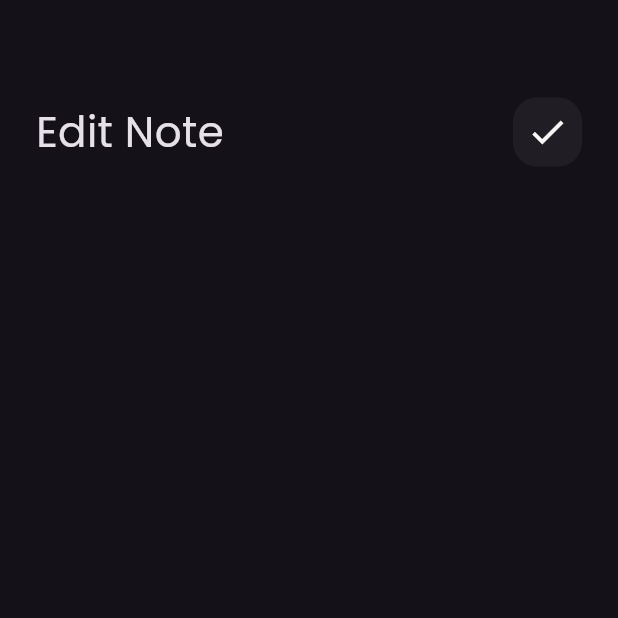
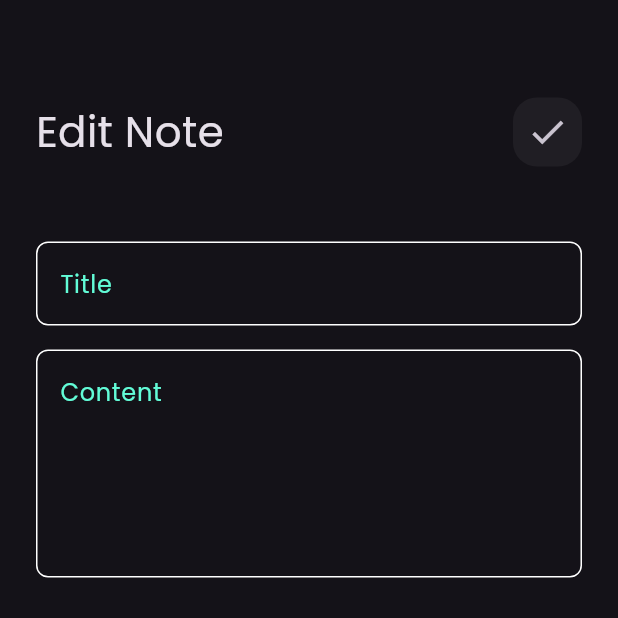
Before and after one commit to AsmaelMohamed2023/NotesApp, a Flutter app: the EditNoteView screen opened directly, on a phone screen of 412 x 824 dp, the top half of it. Run offline on Flutter 3.47's test engine with Material 3 defaults, Android fonts, the phone set to English and light mode, and no system bars; our stand-ins replace font_awesome_flutter.

Commit message:
add text field on edit note view and finish ui

```diff
--- a/lib/views/widget/custom_search_icon.dart
+++ b/lib/views/widget/custom_search_icon.dart
@@ -13,9 +13,12 @@ class CustomSearchIcon extends StatelessWidget {
         borderRadius: const BorderRadius.all(Radius.circular(16)),
       ),
       child: Center(
-        child: Icon(
-          icon,
-          size: 28,
+        child: IconButton(
+          onPressed: () {},
+          icon: Icon(
+            icon,
+            size: 28,
+          ),
         ),
       ),
     );
--- a/lib/views/widget/edit_note_view_body.dart
+++ b/lib/views/widget/edit_note_view_body.dart
@@ -1,5 +1,6 @@
 import 'package:flutter/material.dart';
 import 'package:notes_app/views/widget/custom_app_bar.dart';
+import 'package:notes_app/views/widget/custom_text_field.dart';
 
 class EditNoteViewBody extends StatelessWidget {
   const EditNoteViewBody({super.key});
@@ -15,6 +16,14 @@ class EditNoteViewBody extends StatelessWidget {
             title: 'Edit Note',
             icon: Icons.check,
           ),
+          SizedBox(
+            height: 50,
+          ),
+          CustomTextField(hint: 'Title'),
+          SizedBox(
+            height: 16,
+          ),
+          CustomTextField(hint: 'Content', maxLines: 5),
         ],
       ),
     );
```
